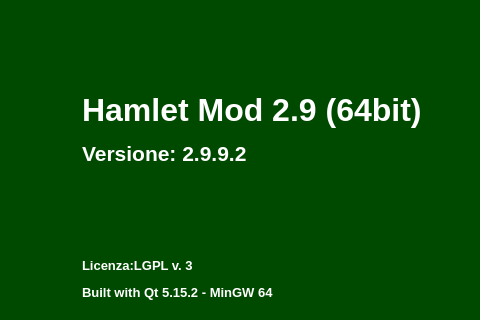
Before: the Qt Designer form mainwindow.ui in fblabs/hamlet-mod-sancon, drawn with Qt 5; both pictures show x 415 to 895 and y 0 to 320 of the 1112 by 780 pixel window.
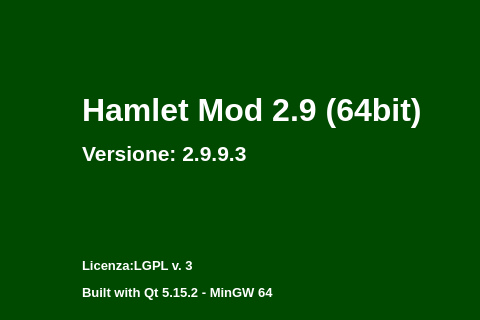
After: the same form once the commit is applied. Icons and pictures are not drawn.

What changed in the file:
```diff
--- a/mainwindow.ui
+++ b/mainwindow.ui
@@ -573,7 +573,7 @@
          <enum>QFrame::NoFrame</enum>
         </property>
         <property name="text">
-         <string>&lt;html&gt;&lt;head/&gt;&lt;body&gt;&lt;p&gt;&lt;span style=&quot; font-size:24pt; font-weight:600;&quot;&gt;Hamlet Mod 2.9 (64bit)&lt;/span&gt;&lt;/p&gt;&lt;p&gt;&lt;span style=&quot; font-size:16pt; font-weight:600;&quot;&gt;Versione: 2.9.9.2&lt;/span&gt;&lt;/p&gt;&lt;p&gt;&lt;br/&gt;&lt;/p&gt;&lt;p&gt;&lt;br/&gt;&lt;/p&gt;&lt;p&gt;&lt;span style=&quot; font-size:10pt; font-weight:600;&quot;&gt;Licenza:LGPL v. 3&lt;/span&gt;&lt;/p&gt;&lt;p&gt;&lt;span style=&quot; font-size:10pt; font-weight:600;&quot;&gt;Built with Qt 5.15.2 - MinGW 64&lt;/span&gt;&lt;/p&gt;&lt;p&gt;&lt;br/&gt;&lt;/p&gt;&lt;p&gt;&lt;br/&gt;&lt;/p&gt;&lt;p&gt;&lt;span style=&quot; font-size:10pt;&quot;&gt;© FBLABS 2015-2022&lt;/span&gt;&lt;/p&gt;&lt;p&gt;&lt;a href=&quot;￼￼https://github.com/fblabs/hamlet-mod-sancon&quot;&gt;&lt;span style=&quot; font-size:10pt; font-weight:600; text-decoration: underline; color:#aaffff;&quot;&gt;Sorgenti (github)&lt;/span&gt;&lt;/a&gt;&lt;/p&gt;&lt;/body&gt;&lt;/html&gt;</string>
+         <string>&lt;html&gt;&lt;head/&gt;&lt;body&gt;&lt;p&gt;&lt;span style=&quot; font-size:24pt; font-weight:600;&quot;&gt;Hamlet Mod 2.9 (64bit)&lt;/span&gt;&lt;/p&gt;&lt;p&gt;&lt;span style=&quot; font-size:16pt; font-weight:600;&quot;&gt;Versione: 2.9.9.3&lt;/span&gt;&lt;/p&gt;&lt;p&gt;&lt;br/&gt;&lt;/p&gt;&lt;p&gt;&lt;br/&gt;&lt;/p&gt;&lt;p&gt;&lt;span style=&quot; font-size:10pt; font-weight:600;&quot;&gt;Licenza:LGPL v. 3&lt;/span&gt;&lt;/p&gt;&lt;p&gt;&lt;span style=&quot; font-size:10pt; font-weight:600;&quot;&gt;Built with Qt 5.15.2 - MinGW 64&lt;/span&gt;&lt;/p&gt;&lt;p&gt;&lt;br/&gt;&lt;/p&gt;&lt;p&gt;&lt;br/&gt;&lt;/p&gt;&lt;p&gt;&lt;span style=&quot; font-size:10pt;&quot;&gt;© FBLABS 2015-2022&lt;/span&gt;&lt;/p&gt;&lt;p&gt;&lt;a href=&quot;￼￼https://github.com/fblabs/hamlet-mod-sancon&quot;&gt;&lt;span style=&quot; font-size:10pt; font-weight:600; text-decoration: underline; color:#aaffff;&quot;&gt;Sorgenti (github)&lt;/span&gt;&lt;/a&gt;&lt;/p&gt;&lt;/body&gt;&lt;/html&gt;</string>
         </property>
         <property name="scaledContents">
          <bool>false</bool>
```
